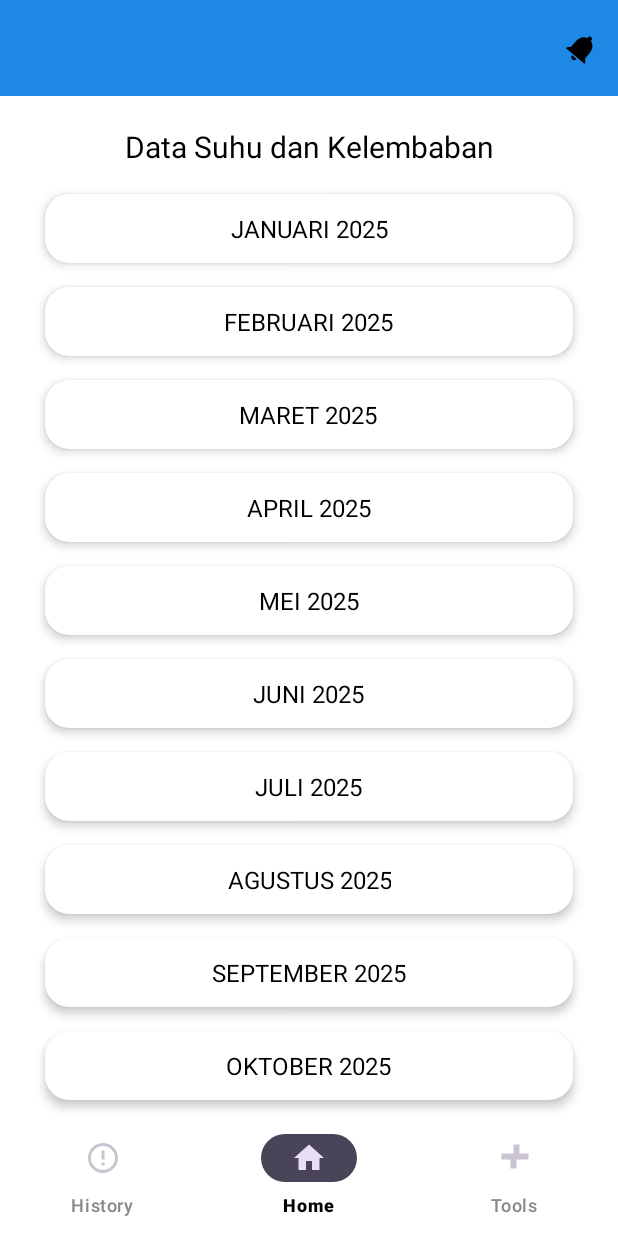
After one commit to nahsbyte/temperature_app, an Android app: the fragment ReportMenuFragment placed in its activity, on a phone screen of 412 x 824 dp. The commit adds this screen. Run offline under Robolectric (Android 15) with nearby library versions, the phone set to English and light mode, and no system bars; 1 statement that could not run was skipped.

Commit message:
Progress monthly report

```diff
--- /dev/null
+++ b/app/src/main/java/com/monitoring/farmasidinkesminahasa/adapter/ReportMenuAdapter.kt
@@ -0,0 +1,41 @@
+package com.monitoring.farmasidinkesminahasa.adapter
+
+import android.view.LayoutInflater
+import android.view.View
+import android.view.ViewGroup
+import android.widget.Button
+import android.widget.TextView
+import androidx.cardview.widget.CardView
+import androidx.recyclerview.widget.RecyclerView
+import com.monitoring.farmasidinkesminahasa.R
+import com.monitoring.farmasidinkesminahasa.model.ReportMenu
+
+class ReportMenuAdapter(
+    private val monthList: List<ReportMenu>,
+    private val onClick: (ReportMenu) -> Unit
+) : RecyclerView.Adapter<ReportMenuAdapter.ViewHolder>() {
+
+    inner class ViewHolder(view: View) : RecyclerView.ViewHolder(view) {
+        val cardView: CardView = view.findViewById(R.id.cardView)
+        val textView: TextView = view.findViewById(R.id.textView)
+
+        fun bind(item: ReportMenu) {
+            textView.text = item.label
+            cardView.setOnClickListener {
+                onClick(item)
+            }
+        }
+    }
+
+    override fun onCreateViewHolder(parent: ViewGroup, viewType: Int): ViewHolder {
+        val view = LayoutInflater.from(parent.context)
+            .inflate(R.layout.item_report_menu, parent, false)
+        return ViewHolder(view)
+    }
+
+    override fun getItemCount(): Int = monthList.size
+
+    override fun onBindViewHolder(holder: ViewHolder, position: Int) {
+        holder.bind(monthList[position])
+    }
+}
--- a/app/src/main/java/com/monitoring/farmasidinkesminahasa/fragment/HistoryFragment.kt
+++ b/app/src/main/java/com/monitoring/farmasidinkesminahasa/fragment/HistoryFragment.kt
@@ -13,6 +13,7 @@ import android.widget.ArrayAdapter
 import android.widget.ListView
 import android.widget.TextView
 import android.widget.Toast
+import androidx.cardview.widget.CardView
 import androidx.core.content.ContextCompat
 import androidx.fragment.app.Fragment
 import androidx.recyclerview.widget.LinearLayoutManager
@@ -44,6 +45,7 @@ class HistoryFragment : Fragment() {
     private lateinit var listView: ListView
     private lateinit var lineChart: LineChart
     private lateinit var rvPeriodOption: RecyclerView
+    private lateinit var cv6: CardView
     private var allHistoryData: List<com.monitoring.farmasidinkesminahasa.model.HistoryItemResponse>? =
         null
     private var selectedIndex: Int = -1  // Track the selected index from ListView
@@ -58,6 +60,16 @@ class HistoryFragment : Fragment() {
         listView = view.findViewById(R.id.listView)
         lineChart = view.findViewById(R.id.lineChart)
         rvPeriodOption = view.findViewById(R.id.rvPeriodOption)
+        cv6 = view.findViewById(R.id.cv6)
+        cv6.setOnClickListener {
+            Toast.makeText(context, "Clicked", Toast.LENGTH_SHORT).show()
+            // pindah ke ReportMenuFragment
+            val reportMenuFragment = ReportMenuFragment()
+            val transaction = requireActivity().supportFragmentManager.beginTransaction()
+            transaction.replace(R.id.fragment_container, reportMenuFragment)
+            transaction.addToBackStack(null)
+            transaction.commit()
+        }
 
         setupPeriodOption(requireContext())
 
@@ -117,7 +129,6 @@ class HistoryFragment : Fragment() {
         rvPeriodOption.layoutManager =
             LinearLayoutManager(context, LinearLayoutManager.HORIZONTAL, false)
         rvPeriodOption.adapter = adapter
-
     }
 
     private fun setupMarkerView() {
--- /dev/null
+++ b/app/src/main/java/com/monitoring/farmasidinkesminahasa/fragment/ReportMenuFragment.kt
@@ -0,0 +1,129 @@
+package com.monitoring.farmasidinkesminahasa.fragment
+
+import android.os.Build
+import android.os.Bundle
+import android.util.Log
+import android.view.LayoutInflater
+import android.view.View
+import android.view.ViewGroup
+import androidx.fragment.app.Fragment
+import androidx.recyclerview.widget.LinearLayoutManager
+import androidx.recyclerview.widget.RecyclerView
+import com.monitoring.farmasidinkesminahasa.R
+import com.monitoring.farmasidinkesminahasa.adapter.ReportMenuAdapter
+import com.monitoring.farmasidinkesminahasa.model.ReportMenu
+import java.text.SimpleDateFormat
+import java.time.LocalDate
+import java.time.format.DateTimeFormatter
+import java.time.format.TextStyle
+import java.util.Calendar
+import java.util.Locale
+
+// TODO: Rename parameter arguments, choose names that match
+// the fragment initialization parameters, e.g. ARG_ITEM_NUMBER
+private const val ARG_PARAM1 = "param1"
+private const val ARG_PARAM2 = "param2"
+
+/**
+ * A simple [Fragment] subclass.
+ * Use the [ReportMenuFragment.newInstance] factory method to
+ * create an instance of this fragment.
+ */
+class ReportMenuFragment : Fragment() {
+    private lateinit var rvReportMenu: RecyclerView
+
+    // TODO: Rename and change types of parameters
+    private var param1: String? = null
+    private var param2: String? = null
+
+    override fun onCreate(savedInstanceState: Bundle?) {
+        super.onCreate(savedInstanceState)
+        arguments?.let {
+            param1 = it.getString(ARG_PARAM1)
+            param2 = it.getString(ARG_PARAM2)
+        }
+    }
+
+    override fun onCreateView(
+        inflater: LayoutInflater, container: ViewGroup?,
+        savedInstanceState: Bundle?
+    ): View? {
+        val view = inflater.inflate(R.layout.fragment_report_menu, container, false)
+
+        rvReportMenu = view.findViewById(R.id.rvReportMenu)
+        setupReportMenu()
+
+        return view
+    }
+
+    fun generateMonthList(): List<ReportMenu> {
+        val locale = Locale("id", "ID")
+
+        return (1..12).map { month ->
+            val year = 2025
+
+            if (Build.VERSION.SDK_INT >= Build.VERSION_CODES.O) {
+                val formatter = DateTimeFormatter.ofPattern("yyyy-MM-dd")
+                val start = LocalDate.of(year, month, 1)
+                val end = start.withDayOfMonth(start.lengthOfMonth())
+                val label =
+                    "${start.month.getDisplayName(TextStyle.FULL, locale).uppercase()} $year"
+
+                ReportMenu(label, start.format(formatter), end.format(formatter))
+            } else {
+                val calendar = Calendar.getInstance()
+                calendar.set(year, month - 1, 1)
+
+                val simpleFormat = SimpleDateFormat("yyyy-MM-dd", locale)
+                val startDate = simpleFormat.format(calendar.time)
+
+                calendar.set(
+                    Calendar.DAY_OF_MONTH,
+                    calendar.getActualMaximum(Calendar.DAY_OF_MONTH)
+                )
+                val endDate = simpleFormat.format(calendar.time)
+
+                val monthName = SimpleDateFormat("MMMM", locale).format(calendar.time).uppercase()
+
+                ReportMenu("$monthName $year", startDate, endDate)
+            }
+        }
+    }
+
+
+    private fun setupReportMenu() {
+        val adapter = ReportMenuAdapter(generateMonthList()) { selectedMonth ->
+            Log.d("SELECTED", "Start: ${selectedMonth.startDate}, End: ${selectedMonth.endDate}")
+
+            // Kirim ke HistoryDataFragment, atau panggil API:
+//            val call = RetrofitClient.instance.postPeriodConfig(periodConfigRequest)
+//
+//            apiService.getHistorySensorData(
+//                start = selectedMonth.startDate,
+//                end = selectedMonth.endDate
+//            )
+        }
+        rvReportMenu.layoutManager = LinearLayoutManager(requireContext())
+        rvReportMenu.adapter = adapter
+    }
+
+    companion object {
+        /**
+         * Use this factory method to create a new instance of
+         * this fragment using the provided parameters.
+         *
+         * @param param1 Parameter 1.
+         * @param param2 Parameter 2.
+         * @return A new instance of fragment ReportMenuFragment.
+         */
+        // TODO: Rename and change types and number of parameters
+        @JvmStatic
+        fun newInstance(param1: String, param2: String) =
+            ReportMenuFragment().apply {
+                arguments = Bundle().apply {
+                    putString(ARG_PARAM1, param1)
+                    putString(ARG_PARAM2, param2)
+                }
+            }
+    }
+}
--- /dev/null
+++ b/app/src/main/java/com/monitoring/farmasidinkesminahasa/model/ReportMenu.kt
@@ -0,0 +1,7 @@
+package com.monitoring.farmasidinkesminahasa.model
+
+data class ReportMenu(
+    val label: String,         // e.g. "JANUARI 2025"
+    val startDate: String,     // e.g. "2025-01-01"
+    val endDate: String        // e.g. "2025-01-31"
+)
--- /dev/null
+++ b/app/src/main/res/layout/fragment_report_menu.xml
@@ -0,0 +1,33 @@
+<?xml version="1.0" encoding="utf-8"?>
+<androidx.constraintlayout.widget.ConstraintLayout xmlns:android="http://schemas.android.com/apk/res/android"
+    xmlns:app="http://schemas.android.com/apk/res-auto"
+    xmlns:tools="http://schemas.android.com/tools"
+    android:layout_width="match_parent"
+    android:layout_height="match_parent"
+    tools:context=".fragment.ReportMenuFragment">
+
+    <!-- TODO: Update blank fragment layout -->
+    <TextView
+        android:id="@+id/tvTitle"
+        android:layout_width="match_parent"
+        android:layout_height="wrap_content"
+        android:layout_margin="20dp"
+        android:textColor="@color/black"
+        android:gravity="center_horizontal"
+        android:text="Data Suhu dan Kelembaban"
+        android:textSize="20sp"
+        app:layout_constraintTop_toTopOf="parent" />
+
+
+    <androidx.recyclerview.widget.RecyclerView
+        android:id="@+id/rvReportMenu"
+        android:layout_width="0dp"
+        android:layout_height="0dp"
+        android:layout_marginTop="10dp"
+        android:orientation="horizontal"
+        app:layout_constraintBottom_toBottomOf="parent"
+        app:layout_constraintEnd_toEndOf="parent"
+        app:layout_constraintStart_toStartOf="parent"
+        app:layout_constraintTop_toBottomOf="@id/tvTitle" />
+
+</androidx.constraintlayout.widget.ConstraintLayout>
--- /dev/null
+++ b/app/src/main/res/layout/item_report_menu.xml
@@ -0,0 +1,26 @@
+<?xml version="1.0" encoding="utf-8"?>
+<androidx.cardview.widget.CardView xmlns:android="http://schemas.android.com/apk/res/android"
+    xmlns:app="http://schemas.android.com/apk/res-auto"
+    android:id="@+id/cardView"
+    android:layout_width="match_parent"
+    android:layout_height="wrap_content"
+    android:layout_gravity="center_horizontal"
+    android:layout_marginStart="30dp"
+    android:layout_marginTop="8dp"
+    android:layout_marginEnd="30dp"
+    android:layout_marginBottom="8dp"
+    app:cardBackgroundColor="@color/white"
+    app:cardCornerRadius="16dp"
+    app:cardElevation="4dp">
+
+    <TextView
+        android:id="@+id/textView"
+        android:layout_width="wrap_content"
+        android:layout_height="wrap_content"
+        android:layout_gravity="center"
+        android:gravity="center"
+        android:padding="12dp"
+        android:text="Month"
+        android:textColor="@android:color/black"
+        android:textSize="16sp" />
+</androidx.cardview.widget.CardView>
--- a/app/src/main/res/values/strings.xml
+++ b/app/src/main/res/values/strings.xml
@@ -12,4 +12,6 @@
     <string name="first_name">First Name</string>
     <string name="sign_up">Sign Up</string>
     <string name="confirm_password">Confirm Password</string>
+    <!-- TODO: Remove or change this placeholder text -->
+    <string name="hello_blank_fragment">Hello blank fragment</string>
 </resources>
```
Also changed, not shown: app/src/main/res/layout/fragment_history.xml (+0 -86 lines).
